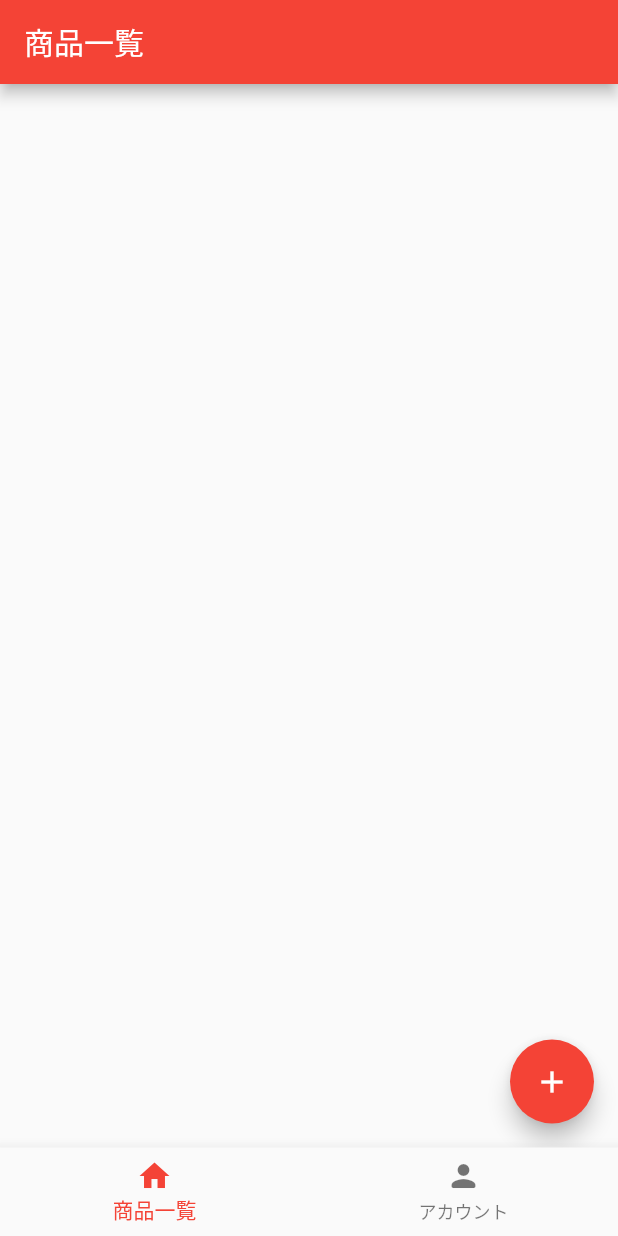
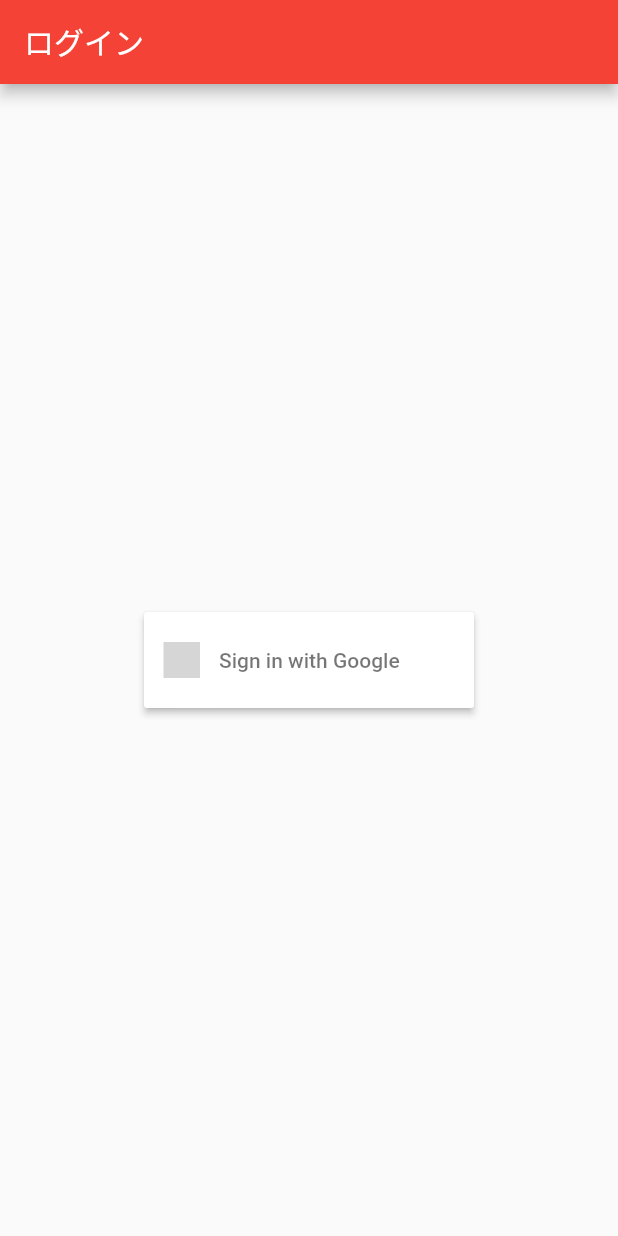
Before and after one commit to DaigoWakabayashi/stripe-platform-example, a Flutter app: the screen it shows after launch, on a phone screen of 412 x 824 dp. Run offline on Flutter 3.47's test engine with Material 2 defaults, Android fonts, the phone set to English and light mode, and no system bars; our stand-ins replace cloud_firestore, firebase_auth, firebase_core, flutter_signin_button, google_sign_in, logger; accounts and stored records are empty; grey boxes are pictures that could not be loaded.

Commit message:
Google ログインを実装

```diff
--- a/lib/main.dart
+++ b/lib/main.dart
@@ -1,6 +1,8 @@
+import 'package:firebase_auth/firebase_auth.dart';
 import 'package:firebase_core/firebase_core.dart';
 import 'package:flutter/material.dart';
 import 'package:stripe_platform_example/presentation/navigation/navigation_page.dart';
+import 'package:stripe_platform_example/presentation/signin/signin_page.dart';
 
 void main() async {
   WidgetsFlutterBinding.ensureInitialized();
@@ -15,7 +17,18 @@
     return MaterialApp(
       title: 'StripePlatFormSample',
       theme: ThemeData(primarySwatch: Colors.red),
-      home: const NavigationPage(),
+      home: StreamBuilder<User?>(
+        stream: FirebaseAuth.instance.authStateChanges(),
+        builder: (context, snapshot) {
+          if (snapshot.connectionState == ConnectionState.waiting) {
+            return const SizedBox();
+          }
+          if (snapshot.hasData) {
+            return const NavigationPage();
+          }
+          return const SignInPage();
+        },
+      ),
     );
   }
 }
--- a/lib/presentation/account/account_model.dart
+++ b/lib/presentation/account/account_model.dart
@@ -1,7 +1,12 @@
+import 'package:firebase_auth/firebase_auth.dart';
 import 'package:flutter/material.dart';
 
 class AccountModel extends ChangeNotifier {
   bool isLoading = false;
+
+  Future<void> signOut() async {
+    await FirebaseAuth.instance.signOut();
+  }
 
   void _startLoading() {
     isLoading = true;
--- a/lib/presentation/account/account_page.dart
+++ b/lib/presentation/account/account_page.dart
@@ -17,7 +17,12 @@
           ),
           body: Column(
             children: [
-              Text('アカウント'),
+              ElevatedButton(
+                onPressed: () async {
+                  await model.signOut();
+                },
+                child: const Text('ログアウト'),
+              ),
             ],
           ),
         );
--- /dev/null
+++ b/lib/presentation/signin/signin_page.dart
@@ -0,0 +1,33 @@
+import 'package:flutter/material.dart';
+import 'package:flutter_signin_button/button_list.dart';
+import 'package:flutter_signin_button/button_view.dart';
+import 'package:provider/provider.dart';
+
+import 'signin_model.dart';
+
+class SignInPage extends StatelessWidget {
+  const SignInPage({Key? key}) : super(key: key);
+
+  @override
+  Widget build(BuildContext context) {
+    return ChangeNotifierProvider<SignInModel>(
+      create: (_) => SignInModel(),
+      child: Consumer<SignInModel>(builder: (context, model, child) {
+        return Scaffold(
+          appBar: AppBar(title: const Text('ログイン')),
+          body: Center(
+            child: SizedBox(
+              height: 64,
+              child: SignInButton(
+                Buttons.Google,
+                onPressed: () async {
+                  await model.signIn();
+                },
+              ),
+            ),
+          ),
+        );
+      }),
+    );
+  }
+}
--- a/pubspec.yaml
+++ b/pubspec.yaml
@@ -21,6 +21,8 @@
   provider: ^6.0.1
   intl: ^0.17.0
   logger: ^1.1.0
+  google_sign_in: ^5.2.1
+  flutter_signin_button: ^2.0.0
 
 
 dev_dependencies:
```
Also changed, not shown: lib/presentation/signin/signin_model.dart (added, +46 -0 lines), pubspec.lock, 3 other files.
